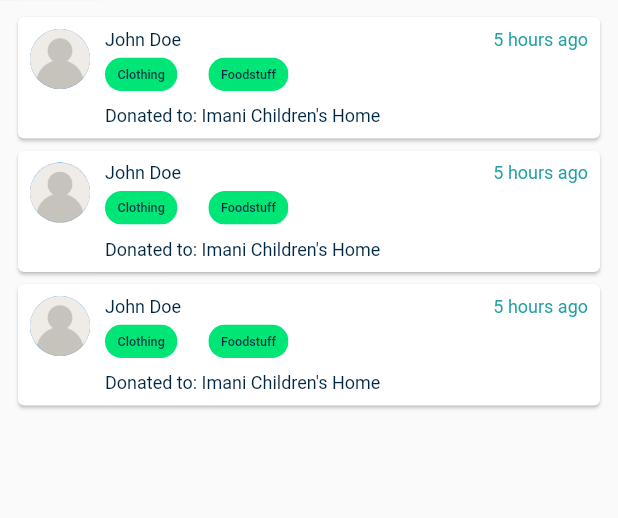
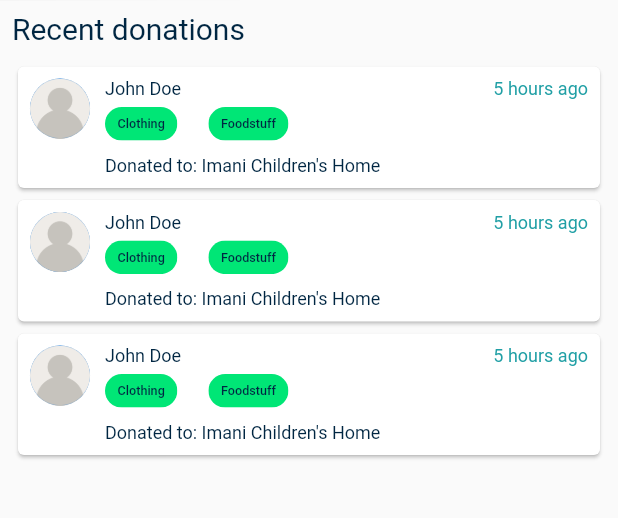
Before and after one commit to WambuaSimon/bestow, a Flutter app: the DonationsPage screen opened directly, on a phone screen of 412 x 824 dp, the part 85-603 px from its top. Run offline on Flutter 3.47's test engine with Material 2 defaults, Android fonts, the phone set to English and light mode, and no system bars; our stand-ins replace dotted_border, syncfusion_flutter_charts, timeago.

Commit message:
changes on donations page

```diff
--- a/lib/donations/donations_page.dart
+++ b/lib/donations/donations_page.dart
@@ -1,7 +1,6 @@
 import 'package:bestow/donations/widgets/card_item.dart';
 import 'package:bestow/upload_item/widgets/choice_chip.dart';
 import 'package:flutter/material.dart';
-
 
 class DonationsPage extends StatefulWidget {
   const DonationsPage({Key? key}) : super(key: key);
@@ -11,8 +10,6 @@ class DonationsPage extends StatefulWidget {
 }
 
 class _DonationsPageState extends State<DonationsPage> {
-
-
   @override
   Widget build(BuildContext context) {
     return Scaffold(
@@ -33,7 +30,18 @@ class _DonationsPageState extends State<DonationsPage> {
             child: SizedBox(
               width: double.infinity,
               child: Column(
-                children: [
+                crossAxisAlignment: CrossAxisAlignment.start,
+                children: const [
+                  Text(
+                    "Recent donations",
+                    style: TextStyle(
+                      fontSize: 20,
+                      color: Color(0xff002642),
+                    ),
+                  ),
+                  SizedBox(
+                    height: 10,
+                  ),
                   DonationsItem(),
                   DonationsItem(),
                   DonationsItem(),
```
